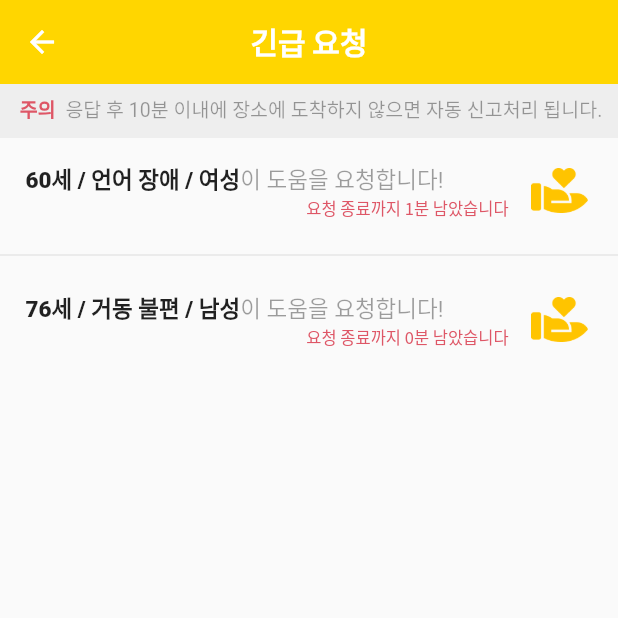
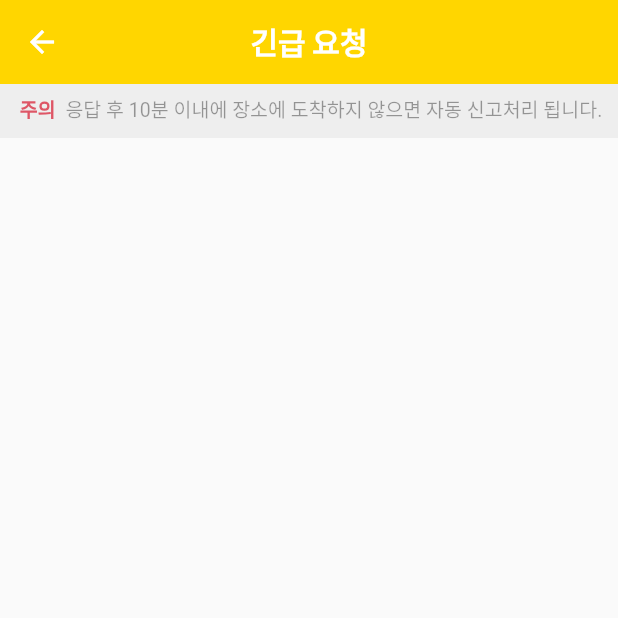
Before and after one commit to eunha812/2022-knu-cse-hackaton, a Flutter app: the AlarmList screen opened by its route, on a phone screen of 412 x 824 dp, the top half of it. Run offline on Flutter 3.47's test engine with Material 2 defaults, Android fonts, the phone set to English and light mode, and no system bars; our stand-ins replace carousel_slider, firebase_core, firebase_messaging, flutter_local_notifications, flutter_screenutil, get and 4 more; missing offline and left inert: circular_chart_flutter, dart:ffi; accounts and stored records are empty; generated files the repository leaves out were written again.

Commit message:
resolve errors

```diff
--- a/sonsu/lib/pages/helper/helper_main/alarm_list.dart
+++ b/sonsu/lib/pages/helper/helper_main/alarm_list.dart
@@ -24,18 +24,18 @@ class _AlarmListState extends State<AlarmList> {
     // {"name": "가나다","title": "62세 / 거동 불편 / 여성", "time": 7 * 60, "isCompleted": false},
     // {"name": "가나다","title": "73세 / 치매 / 남성", "time": 5 * 60, "isCompleted": false},
     // {"name": "가나다","title": "76세 / 허리디스크 / 여성", "time": 3 * 60, "isCompleted": false},
-    {
-      "name": "가나다",
-      "title": "60세 / 언어 장애 / 여성",
-      "time": 2 * 60,
-      "isCompleted": false
-    },
-    {
-      "name": "가나다",
-      "title": "76세 / 거동 불편 / 남성",
-      "time": 1 * 60,
-      "isCompleted": false
-    },
+    // {
+    //   "name": "가나다",
+    //   "title": "60세 / 언어 장애 / 여성",
+    //   "time": 2 * 60,
+    //   "isCompleted": false
+    // },
+    // {
+    //   "name": "가나다",
+    //   "title": "76세 / 거동 불편 / 남성",
+    //   "time": 1 * 60,
+    //   "isCompleted": false
+    // },
   ];
 
   @override
@@ -43,6 +43,14 @@ class _AlarmListState extends State<AlarmList> {
     getResult(emergency_List);
     doTimer(_timer, emergency_List);
     super.initState();
+  }
+
+  @override
+  void dispose() {
+    for (var i = 0; i < _timer.length; i++) {
+      _timer[i].cancel();
+    }
+    super.dispose();
   }
 
   @override
@@ -197,7 +205,11 @@ class _AlarmListState extends State<AlarmList> {
         needer.age = message.data['age'];
         needer.gender = message.data['gender'];
         // needer.time = message.data['reqTime'];
+        if (!mounted) {
+          return;
+        }
         setState(() {
+          //내림차순
           list.insert(0, {
             "name": needer.name,
             "title":
@@ -205,6 +217,13 @@ class _AlarmListState extends State<AlarmList> {
             "time": 10 * 60,
             "isCompleted": false,
           });
+          // list.add({
+          //   "name": needer.name,
+          //   "title":
+          //       "${needer.age}세 / ${message.data['detail']} / ${needer.gender}",
+          //   "time": 10 * 60,
+          //   "isCompleted": false,
+          // });
         });
       }
     });
```
